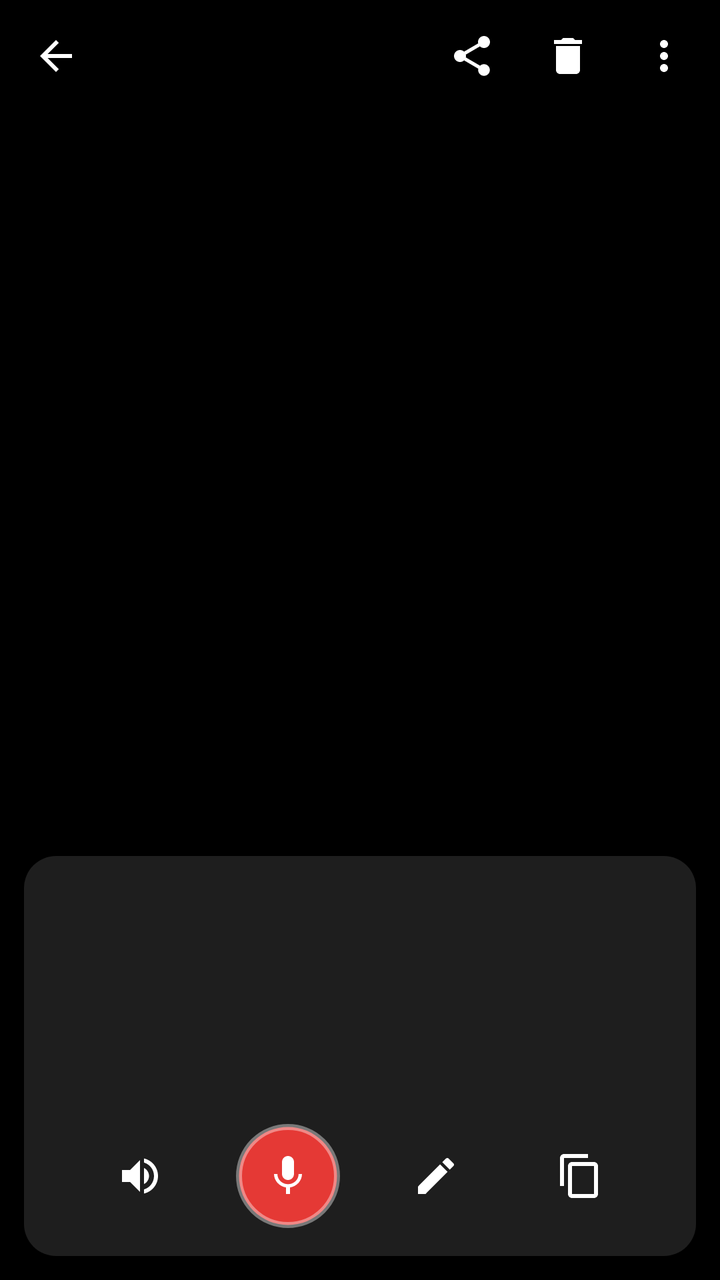
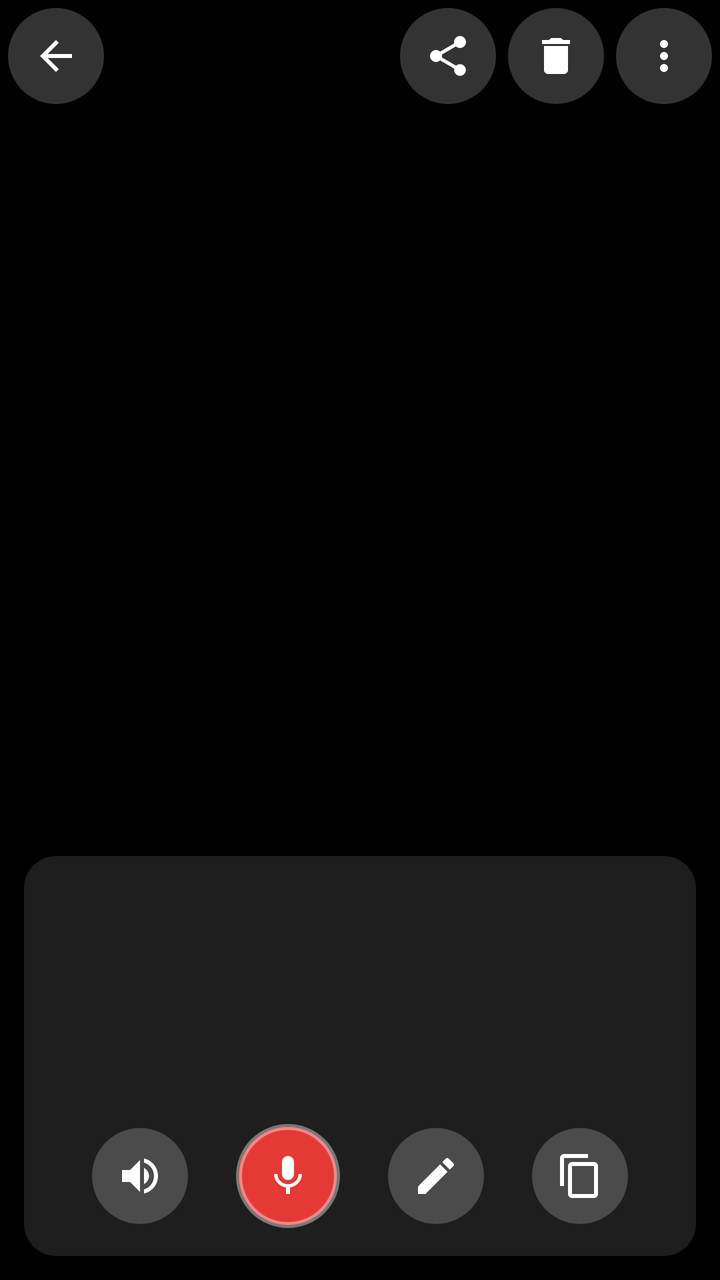

Before-and-after screenshots of an Android layout around one commit, followed by the original layout XML and the change that was made.
<!-- AndroidManifest.xml: application theme Theme.SpeakPic -->
<!-- res/layout/activity_viewer.xml -->
<?xml version="1.0" encoding="utf-8"?>
<LinearLayout xmlns:android="http://schemas.android.com/apk/res/android"
    android:id="@+id/viewerRoot"
    android:layout_width="match_parent"
    android:layout_height="match_parent"
    android:background="#000000"
    android:orientation="vertical">

    <LinearLayout
        android:layout_width="match_parent"
        android:layout_height="56dp"
        android:gravity="center_vertical"
        android:orientation="horizontal"
        android:paddingStart="4dp"
        android:paddingEnd="4dp">

        <ImageButton
            android:id="@+id/backButton"
            android:layout_width="48dp"
            android:layout_height="48dp"
            android:background="?attr/selectableItemBackgroundBorderless"
            android:contentDescription="@string/action_back"
            android:padding="12dp"
            android:src="@drawable/ic_back" />

        <TextView
            android:id="@+id/titleView"
            android:layout_width="0dp"
            android:layout_height="wrap_content"
            android:layout_marginStart="8dp"
            android:layout_weight="1"
            android:ellipsize="middle"
            android:singleLine="true"
            android:textColor="#FFFFFF"
            android:textSize="16sp" />

        <ImageButton
            android:id="@+id/shareButton"
            android:layout_width="48dp"
            android:layout_height="48dp"
            android:background="?attr/selectableItemBackgroundBorderless"
            android:contentDescription="@string/action_share"
            android:padding="12dp"
            android:src="@drawable/ic_share" />

        <ImageButton
            android:id="@+id/deleteButton"
            android:layout_width="48dp"
            android:layout_height="48dp"
            android:background="?attr/selectableItemBackgroundBorderless"
            android:contentDescription="@string/action_delete"
            android:padding="12dp"
            android:src="@drawable/ic_delete" />

        <ImageButton
            android:id="@+id/moreButton"
            android:layout_width="48dp"
            android:layout_height="48dp"
            android:background="?attr/selectableItemBackgroundBorderless"
            android:contentDescription="@string/action_more"
            android:padding="12dp"
            android:src="@drawable/ic_more" />
    </LinearLayout>

    <FrameLayout
        android:layout_width="match_parent"
        android:layout_height="0dp"
        android:layout_weight="1">

        <ImageView
            android:id="@+id/photoView"
            android:layout_width="match_parent"
            android:layout_height="match_parent"
            android:importantForAccessibility="no"
            android:scaleType="fitCenter" />

        <VideoView
            android:id="@+id/videoView"
            android:layout_width="match_parent"
            android:layout_height="match_parent"
            android:layout_gravity="center"
            android:visibility="gone" />
    </FrameLayout>

    <LinearLayout
        android:layout_width="match_parent"
        android:layout_height="wrap_content"
        android:layout_margin="12dp"
        android:background="@drawable/card_bg"
        android:orientation="vertical"
        android:padding="14dp">

        <ScrollView
            android:layout_width="match_parent"
            android:layout_height="110dp">

            <TextView
                android:id="@+id/noteView"
                android:layout_width="match_parent"
                android:layout_height="wrap_content"
                android:lineSpacingExtra="4dp"
                android:textColor="#FFFFFF"
                android:textIsSelectable="true"
                android:textSize="16sp" />
        </ScrollView>

        <LinearLayout
            android:id="@+id/noteButtons"
            android:layout_width="match_parent"
            android:layout_height="wrap_content"
            android:layout_marginTop="10dp"
            android:gravity="center"
            android:orientation="horizontal">

            <ImageButton
                android:id="@+id/speakButton"
                android:layout_width="48dp"
                android:layout_height="48dp"
                android:layout_marginStart="12dp"
                android:layout_marginEnd="12dp"
                android:background="?attr/selectableItemBackgroundBorderless"
                android:contentDescription="@string/action_read_aloud"
                android:padding="12dp"
                android:src="@drawable/ic_volume" />

            <ImageButton
                android:id="@+id/micButton"
                android:layout_width="52dp"
                android:layout_height="52dp"
                android:layout_marginStart="12dp"
                android:layout_marginEnd="12dp"
                android:background="@drawable/mic_bg"
                android:contentDescription="@string/action_add_voice"
                android:padding="14dp"
                android:src="@drawable/ic_mic" />

            <ImageButton
                android:id="@+id/editNoteButton"
                android:layout_width="48dp"
                android:layout_height="48dp"
                android:layout_marginStart="12dp"
                android:layout_marginEnd="12dp"
                android:background="?attr/selectableItemBackgroundBorderless"
                android:contentDescription="@string/action_edit_desc"
                android:padding="12dp"
                android:src="@drawable/ic_edit" />

            <ImageButton
                android:id="@+id/copyButton"
                android:layout_width="48dp"
                android:layout_height="48dp"
                android:layout_marginStart="12dp"
                android:layout_marginEnd="12dp"
                android:background="?attr/selectableItemBackgroundBorderless"
                android:contentDescription="@string/action_copy_desc"
                android:padding="12dp"
                android:src="@drawable/ic_copy" />
        </LinearLayout>
    </LinearLayout>
</LinearLayout>
<!-- resources referenced by this layout -->
<resources>
  <!-- drawable card_bg (drawable) -->
  <?xml version="1.0" encoding="utf-8"?>
  <shape xmlns:android="http://schemas.android.com/apk/res/android" android:shape="rectangle">
  <solid android:color="#1E1E1E"/><corners android:radius="16dp"/>
  </shape>
  <!-- drawable ic_back (drawable) -->
  <?xml version="1.0" encoding="utf-8"?>
  <vector xmlns:android="http://schemas.android.com/apk/res/android"
      android:width="24dp" android:height="24dp"
      android:viewportWidth="24" android:viewportHeight="24">
      <path android:fillColor="#FFFFFFFF" android:pathData="M20,11H7.83l5.59,-5.59L12,4l-8,8 8,8 1.41,-1.41L7.83,13H20v-2z"/>
  </vector>
  <!-- drawable ic_copy (drawable) -->
  <?xml version="1.0" encoding="utf-8"?>
  <vector xmlns:android="http://schemas.android.com/apk/res/android"
      android:width="24dp" android:height="24dp"
      android:viewportWidth="24" android:viewportHeight="24">
      <path android:fillColor="#FFFFFFFF" android:pathData="M16,1H4c-1.1,0 -2,0.9 -2,2v14h2V3h12V1zM19,5H8c-1.1,0 -2,0.9 -2,2v14c0,1.1 0.9,2 2,2h11c1.1,0 2,-0.9 2,-2V7c0,-1.1 -0.9,-2 -2,-2zM19,21H8V7h11v14z"/>
  </vector>
  <!-- drawable ic_delete (drawable) -->
  <?xml version="1.0" encoding="utf-8"?>
  <vector xmlns:android="http://schemas.android.com/apk/res/android"
      android:width="24dp" android:height="24dp"
      android:viewportWidth="24" android:viewportHeight="24">
      <path android:fillColor="#FFFFFFFF" android:pathData="M6,19c0,1.1 0.9,2 2,2h8c1.1,0 2,-0.9 2,-2V7H6v12zM19,4h-3.5l-1,-1h-5l-1,1H5v2h14V4z"/>
  </vector>
  <!-- drawable ic_edit (drawable) -->
  <?xml version="1.0" encoding="utf-8"?>
  <vector xmlns:android="http://schemas.android.com/apk/res/android"
      android:width="24dp" android:height="24dp"
      android:viewportWidth="24" android:viewportHeight="24">
      <path android:fillColor="#FFFFFFFF" android:pathData="M3,17.25V21h3.75L17.81,9.94l-3.75,-3.75L3,17.25zM20.71,7.04c0.39,-0.39 0.39,-1.02 0,-1.41l-2.34,-2.34c-0.39,-0.39 -1.02,-0.39 -1.41,0l-1.83,1.83 3.75,3.75 1.83,-1.83z"/>
  </vector>
  <!-- drawable ic_more (drawable) -->
  <?xml version="1.0" encoding="utf-8"?>
  <vector xmlns:android="http://schemas.android.com/apk/res/android"
      android:width="24dp" android:height="24dp"
      android:viewportWidth="24" android:viewportHeight="24">
      <path android:fillColor="#FFFFFFFF" android:pathData="M12,8c1.1,0 2,-0.9 2,-2s-0.9,-2 -2,-2 -2,0.9 -2,2 0.9,2 2,2zM12,10c-1.1,0 -2,0.9 -2,2s0.9,2 2,2 2,-0.9 2,-2 -0.9,-2 -2,-2zM12,16c-1.1,0 -2,0.9 -2,2s0.9,2 2,2 2,-0.9 2,-2 -0.9,-2 -2,-2z"/>
  </vector>
  <!-- drawable mic_bg (drawable) -->
  <?xml version="1.0" encoding="utf-8"?>
  <shape xmlns:android="http://schemas.android.com/apk/res/android" android:shape="oval">
  <solid android:color="#E53935"/><stroke android:width="3dp" android:color="#66FFFFFF"/>
  </shape>
  <string name="action_add_voice">Add description by voice</string>
  <string name="action_back">Back</string>
  <string name="action_copy_desc">Copy description</string>
  <string name="action_delete">Delete</string>
  <string name="action_edit_desc">Edit description</string>
  <string name="action_more">More options</string>
  <string name="action_read_aloud">Read aloud</string>
  <string name="action_share">Share</string>
  <style name="Theme.SpeakPic" parent="Theme.AppCompat.DayNight.NoActionBar">
          <item name="android:windowBackground">@color/black</item>
      </style>
  <color name="black">#FF000000</color>
  <!-- unchanged entries left out for length: 3 -->
</resources>

<!-- the commit's change to res/layout/activity_viewer.xml (unified diff, before → after) -->
@@ -18,7 +18,7 @@
             android:id="@+id/backButton"
             android:layout_width="48dp"
             android:layout_height="48dp"
-            android:background="?attr/selectableItemBackgroundBorderless"
+            android:background="@drawable/icon_btn_bg"
             android:contentDescription="@string/action_back"
             android:padding="12dp"
             android:src="@drawable/ic_back" />
@@ -36,27 +36,30 @@
 
         <ImageButton
             android:id="@+id/shareButton"
+            android:layout_marginStart="6dp"
             android:layout_width="48dp"
             android:layout_height="48dp"
-            android:background="?attr/selectableItemBackgroundBorderless"
+            android:background="@drawable/icon_btn_bg"
             android:contentDescription="@string/action_share"
             android:padding="12dp"
             android:src="@drawable/ic_share" />
 
         <ImageButton
             android:id="@+id/deleteButton"
+            android:layout_marginStart="6dp"
             android:layout_width="48dp"
             android:layout_height="48dp"
-            android:background="?attr/selectableItemBackgroundBorderless"
+            android:background="@drawable/icon_btn_bg"
             android:contentDescription="@string/action_delete"
             android:padding="12dp"
             android:src="@drawable/ic_delete" />
 
         <ImageButton
             android:id="@+id/moreButton"
+            android:layout_marginStart="6dp"
             android:layout_width="48dp"
             android:layout_height="48dp"
-            android:background="?attr/selectableItemBackgroundBorderless"
+            android:background="@drawable/icon_btn_bg"
             android:contentDescription="@string/action_more"
             android:padding="12dp"
             android:src="@drawable/ic_more" />
@@ -118,7 +121,7 @@
                 android:layout_height="48dp"
                 android:layout_marginStart="12dp"
                 android:layout_marginEnd="12dp"
-                android:background="?attr/selectableItemBackgroundBorderless"
+                android:background="@drawable/icon_btn_bg"
                 android:contentDescription="@string/action_read_aloud"
                 android:padding="12dp"
                 android:src="@drawable/ic_volume" />
@@ -140,7 +143,7 @@
                 android:layout_height="48dp"
                 android:layout_marginStart="12dp"
                 android:layout_marginEnd="12dp"
-                android:background="?attr/selectableItemBackgroundBorderless"
+                android:background="@drawable/icon_btn_bg"
                 android:contentDescription="@string/action_edit_desc"
                 android:padding="12dp"
                 android:src="@drawable/ic_edit" />
@@ -151,7 +154,7 @@
                 android:layout_height="48dp"
                 android:layout_marginStart="12dp"
                 android:layout_marginEnd="12dp"
-                android:background="?attr/selectableItemBackgroundBorderless"
+                android:background="@drawable/icon_btn_bg"
                 android:contentDescription="@string/action_copy_desc"
                 android:padding="12dp"
                 android:src="@drawable/ic_copy" />
<!-- resource entries referenced after the edit -->
@@ -40,6 +40,11 @@
       android:viewportWidth="24" android:viewportHeight="24">
       <path android:fillColor="#FFFFFFFF" android:pathData="M12,8c1.1,0 2,-0.9 2,-2s-0.9,-2 -2,-2 -2,0.9 -2,2 0.9,2 2,2zM12,10c-1.1,0 -2,0.9 -2,2s0.9,2 2,2 2,-0.9 2,-2 -0.9,-2 -2,-2zM12,16c-1.1,0 -2,0.9 -2,2s0.9,2 2,2 2,-0.9 2,-2 -0.9,-2 -2,-2z"/>
   </vector>
+  <!-- drawable icon_btn_bg (drawable) -->
+  <?xml version="1.0" encoding="utf-8"?>
+  <shape xmlns:android="http://schemas.android.com/apk/res/android" android:shape="oval">
+  <solid android:color="#33FFFFFF"/>
+  </shape>
   <!-- drawable mic_bg (drawable) -->
   <?xml version="1.0" encoding="utf-8"?>
   <shape xmlns:android="http://schemas.android.com/apk/res/android" android:shape="oval">
